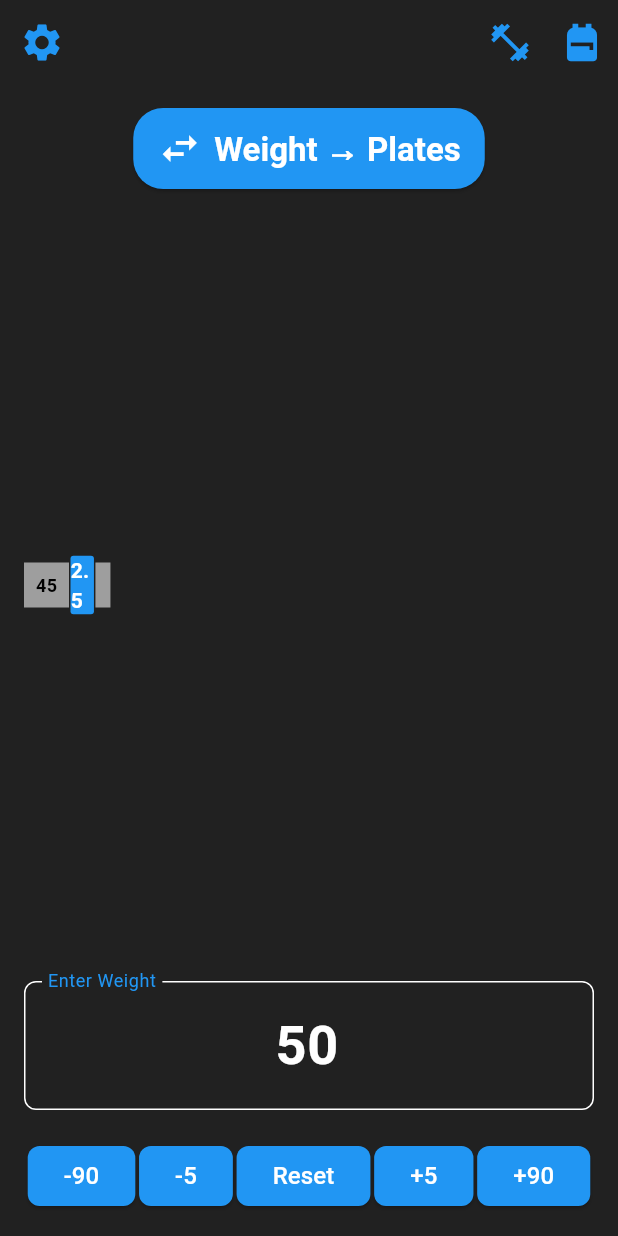
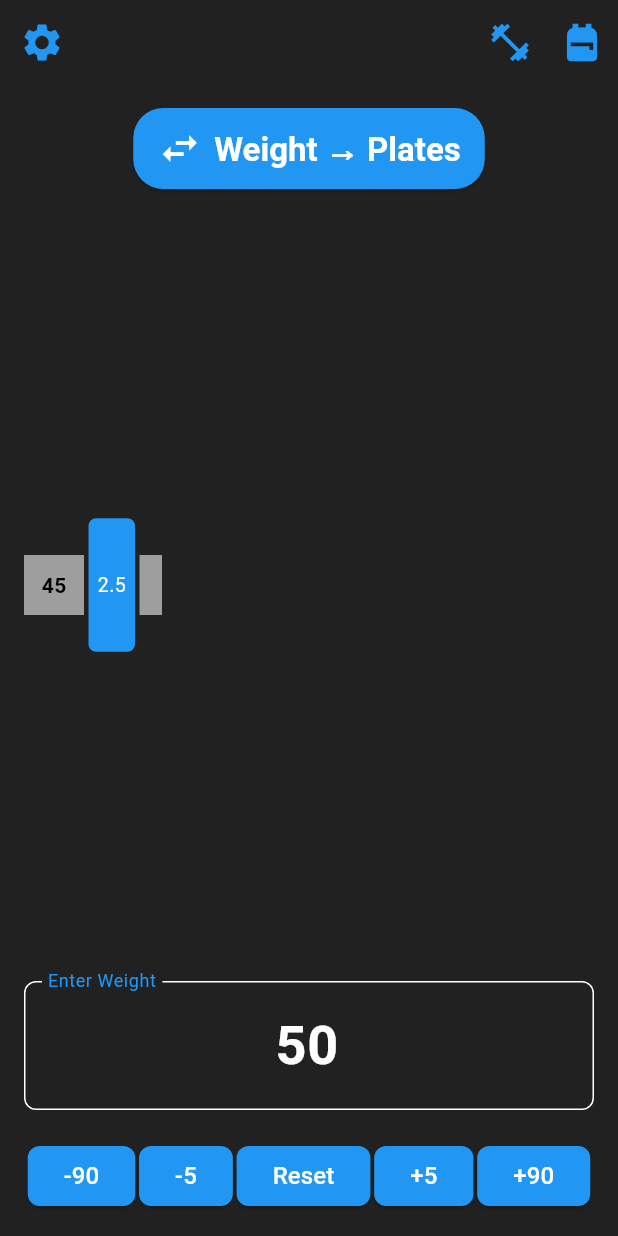
Before and after one commit to Baggins5066/barbellCalculator, a Flutter app: the screen it shows after launch, item 4 of the bottom bar chosen, on a phone screen of 412 x 824 dp. Run offline on Flutter 3.47's test engine with Material 3 defaults, Android fonts, the phone set to English and light mode, and no system bars.

Commit message:
Increased diagram size

```diff
--- a/barbell_calculator/lib/main.dart
+++ b/barbell_calculator/lib/main.dart
@@ -370,20 +370,20 @@ class _BarbellCalculatorHomeState extends State<BarbellCalculatorHome> with Sing
                 alignment: Alignment.center,
                 children: [
                   Container(
-                    width: 30, // Fixed width for the bar
-                    height: 30, // Square shape for the bar
+                    width: 40, // Moderately increased width for the bar
+                    height: 40, // Moderately larger square shape for the bar
                     color: Colors.grey, // Barbell shaft
                   ),
                   Text(
                     barWeight.toStringAsFixed(0), // Display the bar's weight
-                    style: const TextStyle(fontSize: 12, fontWeight: FontWeight.bold, color: Colors.black),
+                    style: const TextStyle(fontSize: 14, fontWeight: FontWeight.bold, color: Colors.black), // Slightly larger font size
                   ),
                 ],
               ),
-              ...plates.map((w) => AnimatedPlate(weight: w)), // Show right side weights with animation
+              ...plates.map((w) => buildPlate(w)), // Show right side weights
               Container(
-                width: 10, // Short bar sticking out beyond the weights
-                height: 30,
+                width: 15, // Slightly longer bar sticking out beyond the weights
+                height: 40,
                 color: Colors.grey,
               ),
             ],
@@ -395,20 +395,20 @@ class _BarbellCalculatorHomeState extends State<BarbellCalculatorHome> with Sing
 
   Widget buildPlate(double weight) {
     String display = weight % 1 == 0 ? weight.toInt().toString() : weight.toString();
-    double plateHeight = 70 + (weight / 45) * 140; // Larger height for plates
-    double plateWidth = 30 + weight / 2; // Larger width for plates
+    double plateHeight = 80 + (weight / 45) * 160; // Moderately larger height for plates
+    double plateWidth = 30 + weight / 2.5; // Moderately larger width for plates
     return Container(
-      margin: const EdgeInsets.symmetric(horizontal: 2),
+      margin: const EdgeInsets.symmetric(horizontal: 3),
       width: plateWidth,
       height: plateHeight,
       decoration: BoxDecoration(
         color: Colors.blue,
-        borderRadius: BorderRadius.circular(4),
+        borderRadius: BorderRadius.circular(5),
       ),
       alignment: Alignment.center,
       child: Text(
         display,
-        style: const TextStyle(color: Colors.white, fontSize: 12),
+        style: const TextStyle(color: Colors.white, fontSize: 13), // Slightly larger font size
       ),
     );
   }
```
